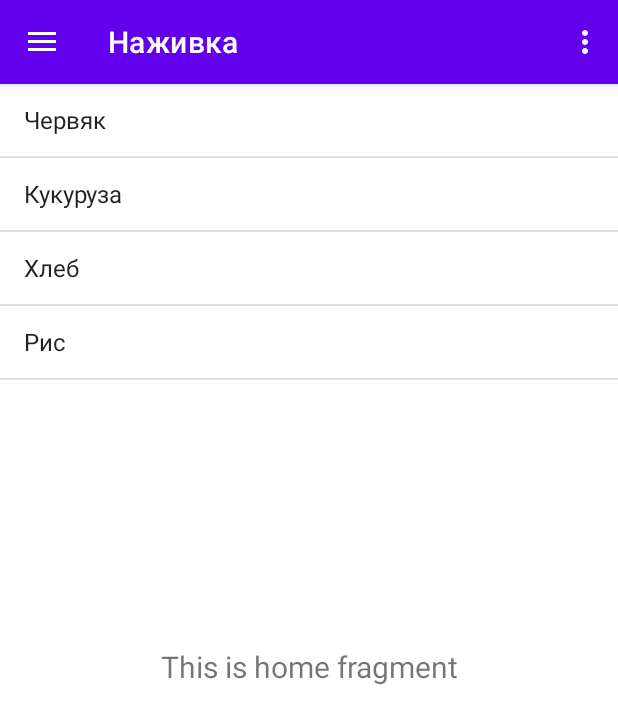
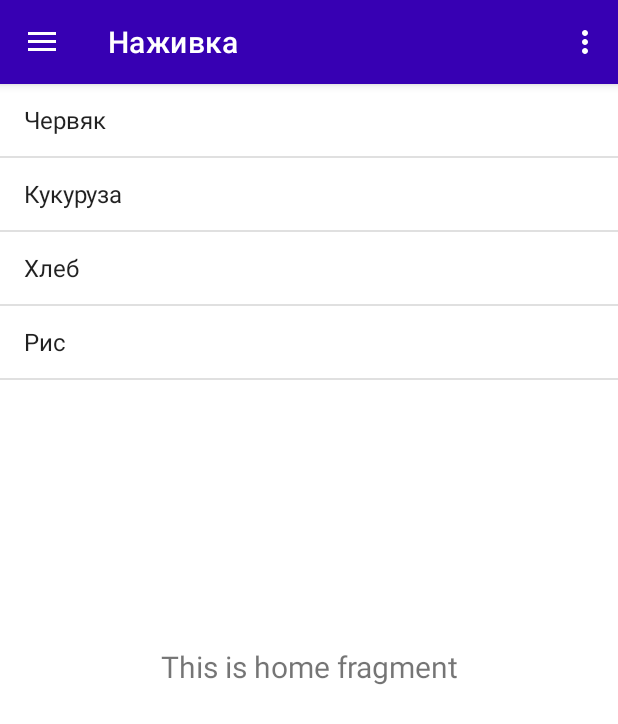
Before and after one commit to vokrob/Fisherman-s_Handbook, an Android app: the MainActivity screen opened directly, with no data from a screen before it, in the side drawer, after a tap on "Наживка", on a phone screen of 412 x 824 dp. Shown: the top 724 px of the screen. Run offline under Robolectric (Android 15) with nearby library versions, the phone set to English and light mode, and no system bars; our stand-ins replace navigation-ui.

Commit message:
Initial Commit

```diff
--- a/app/src/main/AndroidManifest.xml
+++ b/app/src/main/AndroidManifest.xml
@@ -25,6 +25,7 @@
         </activity>
         <activity android:name="com.vokrob.fishermans_handbook.Text_Content_Activity" />
         <activity android:name="com.vokrob.fishermans_handbook.MainActivity" android:theme="@style/Theme.Fishermans_Handbook.NoActionBar" />
+        <activity android:name="com.vokrob.fishermans_handbook.settings.SettingsActivity" />
     </application>
 
 </manifest>
--- a/app/src/main/java/com/vokrob/fishermans_handbook/Text_Content_Activity.java
+++ b/app/src/main/java/com/vokrob/fishermans_handbook/Text_Content_Activity.java
@@ -6,26 +6,38 @@ import android.os.Bundle;
 import android.widget.ImageView;
 import android.widget.TextView;
 
+import androidx.appcompat.app.ActionBar;
 import androidx.appcompat.app.AppCompatActivity;
 
 public class Text_Content_Activity extends AppCompatActivity {
+    private ActionBar actionBar;
     private TextView text_content;
     private Typeface face1;
     private ImageView iContent;
+
     private int category = 0;
     private int position = 0;
+
     private int[] array_fish = {R.string.fish_1, R.string.fish_2, R.string.fish_3, R.string.fish_4, R.string.fish_5};
     private int[] array_bait = {R.string.bait_1, R.string.bait_2, R.string.bait_3, R.string.bait_4};
     private int[] array_tackle = {R.string.tackle_1, R.string.tackle_2, R.string.tackle_3, R.string.tackle_4};
     private int[] array_lure = {R.string.lure_1, R.string.lure_2, R.string.lure_3};
     private int[] array_stories = {R.string.stories_1, R.string.stories_2, R.string.stories_3, R.string.stories_4};
     private int[] array_advice = {R.string.advice_1, R.string.advice_2, R.string.advice_3, R.string.advice_4};
+
     private int[] array_image_fish = {R.drawable.carp, R.drawable.pike, R.drawable.catfish, R.drawable.sturgeon, R.drawable.burbot};
     private int[] array_image_bait = {R.drawable.worm, R.drawable.corn, R.drawable.bread, R.drawable.rice};
     private int[] array_image_tackle = {R.drawable.sinkers, R.drawable.hooks, R.drawable.fishing_line, R.drawable.fishing_lure};
     private int[] array_image_lure = {R.drawable.corn, R.drawable.bread, R.drawable.rice};
     private int[] array_image_stories = {R.drawable.stories, R.drawable.stories, R.drawable.stories, R.drawable.stories};
     private int[] array_image_advice = {R.drawable.advice, R.drawable.advice, R.drawable.advice, R.drawable.advice};
+
+    private String[] array_title_fish = {"Карп", "Щука", "Сом", "Осётр", "Налим"};
+    private String[] array_title_bait = {"Червяк", "Кукуруза", "Хлеб", "Рис"};
+    private String[] array_title_tackle = {"Грузила", "Крючки", "Леска", "Блесма"};
+    private String[] array_title_lure = {"Кукуруза", "Хлеб", "Рис"};
+    private String[] array_title_stories = {"Рыбак и море", "Рыбак и щука", "На дому", "Случай на рыбалке"};
+    private String[] array_title_advice = {"Советы по прикормке", "Сезон рыбалки", "На что клюёт", "Большой улов"};
 
     @Override
     protected void onCreate(Bundle savedInstanceState) {
@@ -45,26 +57,32 @@ public class Text_Content_Activity extends AppCompatActivity {
             case 0:
                 iContent.setImageResource(array_image_fish[position]);
                 text_content.setText(array_fish[position]);
+                actionBar.setTitle(array_title_fish[position]);
                 break;
             case 1:
                 iContent.setImageResource(array_image_bait[position]);
                 text_content.setText(array_bait[position]);
+                actionBar.setTitle(array_title_bait[position]);
                 break;
             case 2:
                 iContent.setImageResource(array_image_tackle[position]);
                 text_content.setText(array_tackle[position]);
+                actionBar.setTitle(array_title_tackle[position]);
                 break;
             case 3:
                 iContent.setImageResource(array_image_lure[position]);
                 text_content.setText(array_lure[position]);
+                actionBar.setTitle(array_title_lure[position]);
                 break;
             case 4:
                 iContent.setImageResource(array_image_stories[position]);
                 text_content.setText(array_stories[position]);
+                actionBar.setTitle(array_title_stories[position]);
                 break;
             case 5:
                 iContent.setImageResource(array_image_advice[position]);
                 text_content.setText(array_advice[position]);
+                actionBar.setTitle(array_title_advice[position]);
                 break;
         }
     }
@@ -74,5 +92,6 @@ public class Text_Content_Activity extends AppCompatActivity {
         iContent = findViewById(R.id.imageContent);
         face1 = Typeface.createFromAsset(this.getAssets(), "fonts/Lobster-Regular.ttf");
         text_content.setTypeface(face1);
+        actionBar = getSupportActionBar();
     }
 }
--- a/app/src/main/res/values/strings.xml
+++ b/app/src/main/res/values/strings.xml
@@ -5,7 +5,7 @@
     <string name="nav_header_title">Справочник рыбака</string>
     <string name="nav_header_subtitle">android.studio@android.com</string>
     <string name="nav_header_desc">Navigation header</string>
-    <string name="action_settings">Settings</string>
+    <string name="action_settings">Настройки</string>
 
     <string name="fish">Рыба</string>
     <string name="bait">Наживка</string>
--- a/app/src/main/res/values/themes.xml
+++ b/app/src/main/res/values/themes.xml
@@ -2,7 +2,7 @@
     <!-- Base application theme. -->
     <style name="Theme.Fishermans_Handbook" parent="Theme.MaterialComponents.DayNight.DarkActionBar">
         <!-- Primary brand color. -->
-        <item name="colorPrimary">@color/purple_500</item>
+        <item name="colorPrimary">@color/purple_700</item>
         <item name="colorPrimaryVariant">@color/purple_700</item>
         <item name="colorOnPrimary">@color/white</item>
         <!-- Secondary brand color. -->
@@ -12,6 +12,7 @@
         <!-- Status bar color. -->
         <item name="android:statusBarColor">?attr/colorPrimaryVariant</item>
         <!-- Customize your theme here. -->
+        <item name="android:windowFullscreen">true</item>
     </style>
 
     <style name="Theme.Fishermans_Handbook.NoActionBar">
```
Also changed, not shown: app/src/main/java/com/vokrob/fishermans_handbook/Logo_Activity.java (+16 -7 lines), app/src/main/java/com/vokrob/fishermans_handbook/settings/SettingsActivity.java (added, +23 -0 lines), app/src/main/res/layout/logo_activity.xml (+0 -12 lines).
